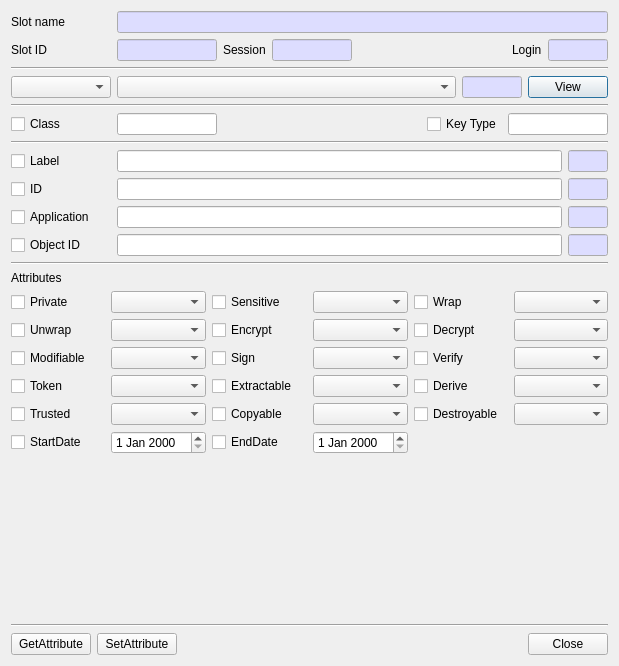
Above: CryptokiMan/edit_attribute_list_dlg.ui from jykim74/CryptokiMan before the change. Below: the same form after it.
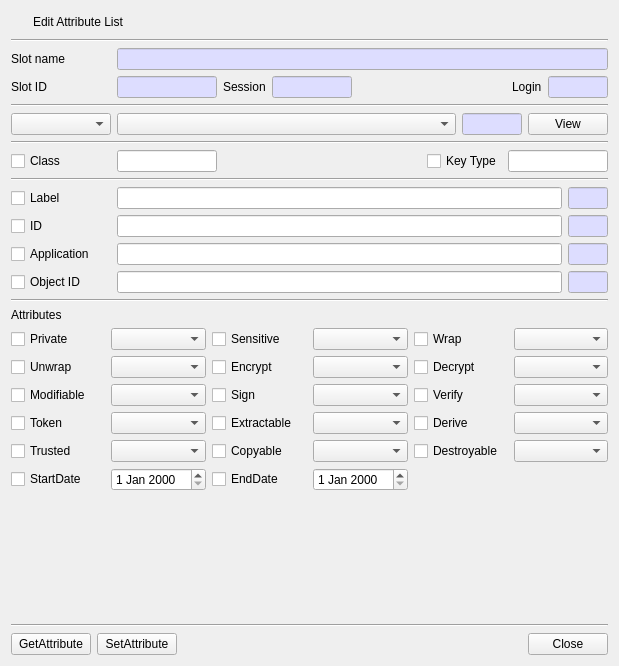
That is the form after the change. Icons and pictures are not drawn.

The edit to the form file:
```diff
--- a/CryptokiMan/edit_attribute_list_dlg.ui
+++ b/CryptokiMan/edit_attribute_list_dlg.ui
@@ -14,6 +14,50 @@
    <string>Edit Attribute List</string>
   </property>
   <layout class="QVBoxLayout" name="verticalLayout">
+   <item>
+    <layout class="QGridLayout" name="gridLayout_8">
+     <item row="0" column="0">
+      <widget class="QPushButton" name="pushButton">
+       <property name="minimumSize">
+        <size>
+         <width>16</width>
+         <height>0</height>
+        </size>
+       </property>
+       <property name="maximumSize">
+        <size>
+         <width>16</width>
+         <height>16777215</height>
+        </size>
+       </property>
+       <property name="text">
+        <string/>
+       </property>
+       <property name="icon">
+        <iconset resource="cryptokiman.qrc">
+         <normaloff>:/images/edit_list.png</normaloff>:/images/edit_list.png</iconset>
+       </property>
+       <property name="flat">
+        <bool>true</bool>
+       </property>
+      </widget>
+     </item>
+     <item row="0" column="1">
+      <widget class="QLabel" name="label_2">
+       <property name="text">
+        <string>Edit Attribute List</string>
+       </property>
+      </widget>
+     </item>
+    </layout>
+   </item>
+   <item>
+    <widget class="Line" name="line_6">
+     <property name="orientation">
+      <enum>Qt::Horizontal</enum>
+     </property>
+    </widget>
+   </item>
    <item>
     <layout class="QGridLayout" name="gridLayout">
      <item row="0" column="0">
```
Left out of the diff: 4 changed lines with no effect on the pictures.
